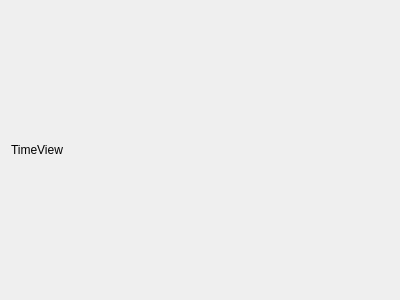
Qt form src/qt/forms/timeview.ui (bitjson/hivemind) before a commit.
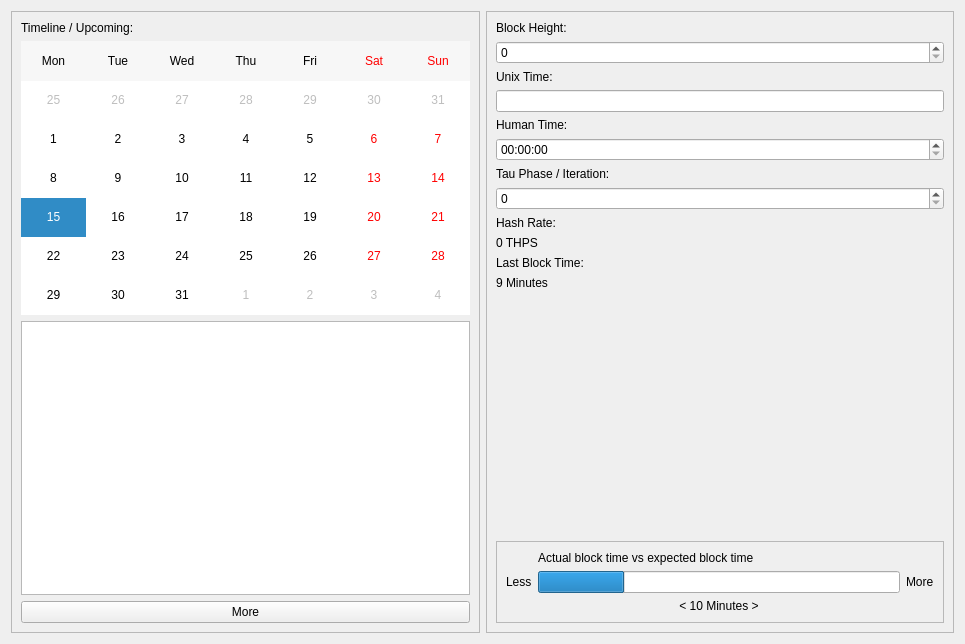
The same form after that commit.

Commit message: Added template of TimeView widget

```diff
--- a/src/qt/forms/timeview.ui
+++ b/src/qt/forms/timeview.ui
@@ -6,19 +6,206 @@
    <rect>
     <x>0</x>
     <y>0</y>
-    <width>400</width>
-    <height>300</height>
+    <width>965</width>
+    <height>644</height>
    </rect>
   </property>
   <property name="windowTitle">
    <string>Form</string>
   </property>
-  <layout class="QVBoxLayout" name="verticalLayout">
+  <layout class="QHBoxLayout" name="horizontalLayout_3">
    <item>
-    <widget class="QLabel" name="label">
-     <property name="text">
-      <string>TimeView</string>
+    <widget class="QFrame" name="frame">
+     <property name="frameShape">
+      <enum>QFrame::StyledPanel</enum>
      </property>
+     <property name="frameShadow">
+      <enum>QFrame::Raised</enum>
+     </property>
+     <layout class="QVBoxLayout" name="verticalLayout_4">
+      <item>
+       <widget class="QLabel" name="label_2">
+        <property name="text">
+         <string>Timeline / Upcoming:</string>
+        </property>
+       </widget>
+      </item>
+      <item>
+       <widget class="QCalendarWidget" name="calendarWidget">
+        <property name="firstDayOfWeek">
+         <enum>Qt::Monday</enum>
+        </property>
+        <property name="gridVisible">
+         <bool>false</bool>
+        </property>
+        <property name="verticalHeaderFormat">
+         <enum>QCalendarWidget::NoVerticalHeader</enum>
+        </property>
+        <property name="navigationBarVisible">
+         <bool>false</bool>
+        </property>
+        <property name="dateEditEnabled">
+         <bool>false</bool>
+        </property>
+       </widget>
+      </item>
+      <item>
+       <widget class="QTableView" name="tableView"/>
+      </item>
+      <item>
+       <widget class="QPushButton" name="pushButton">
+        <property name="text">
+         <string>More</string>
+        </property>
+       </widget>
+      </item>
+     </layout>
+    </widget>
+   </item>
+   <item>
+    <widget class="QFrame" name="frame_6">
+     <property name="frameShape">
+      <enum>QFrame::StyledPanel</enum>
+     </property>
+     <property name="frameShadow">
+      <enum>QFrame::Raised</enum>
+     </property>
+     <layout class="QVBoxLayout" name="verticalLayout">
+      <item>
+       <widget class="QLabel" name="label">
+        <property name="text">
+         <string>Block Height: </string>
+        </property>
+       </widget>
+      </item>
+      <item>
+       <widget class="QSpinBox" name="spinBox"/>
+      </item>
+      <item>
+       <widget class="QLabel" name="label_4">
+        <property name="text">
+         <string>Unix Time:</string>
+        </property>
+       </widget>
+      </item>
+      <item>
+       <widget class="QLineEdit" name="lineEdit"/>
+      </item>
+      <item>
+       <widget class="QLabel" name="label_5">
+        <property name="text">
+         <string>Human Time:</string>
+        </property>
+       </widget>
+      </item>
+      <item>
+       <widget class="QTimeEdit" name="timeEdit"/>
+      </item>
+      <item>
+       <widget class="QLabel" name="label_6">
+        <property name="text">
+         <string>Tau Phase / Iteration:</string>
+        </property>
+       </widget>
+      </item>
+      <item>
+       <widget class="QSpinBox" name="spinBox_2"/>
+      </item>
+      <item>
+       <widget class="QLabel" name="label_10">
+        <property name="text">
+         <string>Hash Rate:</string>
+        </property>
+       </widget>
+      </item>
+      <item>
+       <widget class="QLabel" name="label_11">
+        <property name="text">
+         <string>0 THPS</string>
+        </property>
+       </widget>
+      </item>
+      <item>
+       <widget class="QLabel" name="label_12">
+        <property name="text">
+         <string>Last Block Time:</string>
+        </property>
+       </widget>
+      </item>
+      <item>
+       <widget class="QLabel" name="label_13">
+        <property name="text">
+         <string>9 Minutes</string>
+        </property>
+       </widget>
+      </item>
+      <item>
+       <spacer name="verticalSpacer">
+        <property name="orientation">
+         <enum>Qt::Vertical</enum>
+        </property>
+        <property name="sizeHint" stdset="0">
+         <size>
+          <width>20</width>
+          <height>40</height>
+         </size>
+        </property>
+       </spacer>
+      </item>
+      <item>
+       <widget class="QFrame" name="frame_2">
+        <property name="frameShape">
+         <enum>QFrame::StyledPanel</enum>
+        </property>
+        <property name="frameShadow">
+         <enum>QFrame::Raised</enum>
+        </property>
+        <layout class="QGridLayout" name="gridLayout">
+         <item row="2" column="1">
+          <widget class="QLabel" name="label_8">
+           <property name="text">
+            <string>&lt; 10 Minutes &gt;</string>
+           </property>
+           <property name="alignment">
+            <set>Qt::AlignCenter</set>
+           </property>
+          </widget>
+         </item>
+         <item row="1" column="0">
+          <widget class="QLabel" name="label_3">
+           <property name="text">
+            <string>Less</string>
+           </property>
+          </widget>
+         </item>
+         <item row="1" column="2">
+          <widget class="QLabel" name="label_9">
+           <property name="text">
+            <string>More</string>
+           </property>
+          </widget>
+         </item>
+         <item row="1" column="1">
+          <widget class="QProgressBar" name="progressBar">
+           <property name="value">
+            <number>24</number>
+           </property>
+           <property name="textVisible">
+            <bool>false</bool>
+           </property>
+          </widget>
+         </item>
+         <item row="0" column="1">
+          <widget class="QLabel" name="label_7">
+           <property name="text">
+            <string>Actual block time vs expected block time</string>
+           </property>
+          </widget>
+         </item>
+        </layout>
+       </widget>
+      </item>
+     </layout>
     </widget>
    </item>
   </layout>
```
